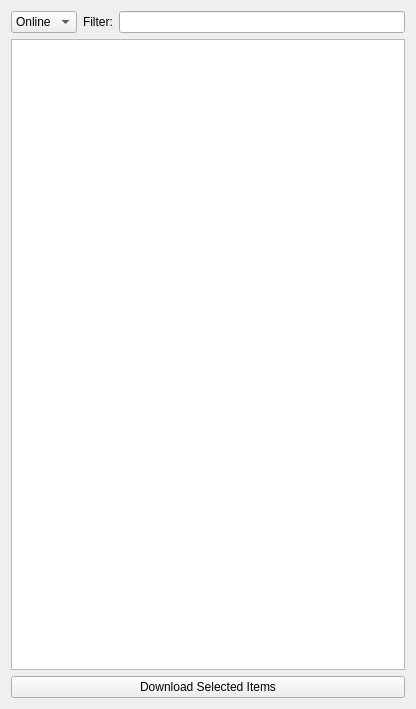
Before: the Qt Designer form dqmfiledownloader/dqmfiledownloader.ui in CMSTrackerDPG/QTBrowser, drawn with Qt 5.
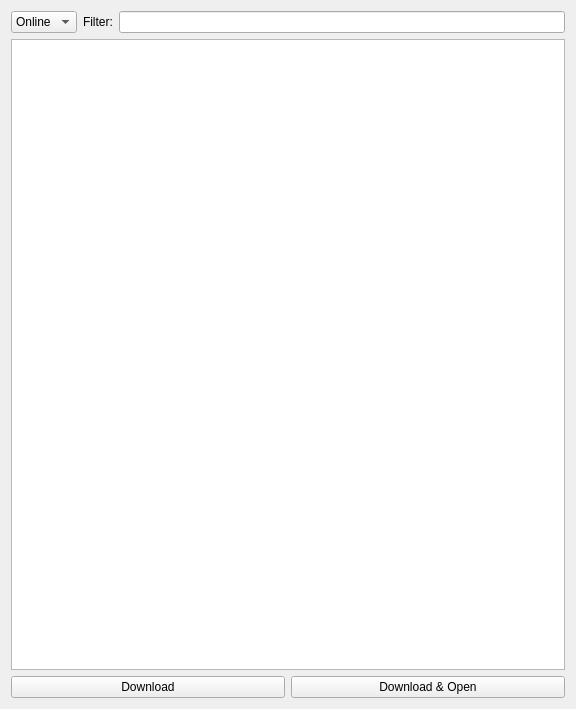
After: the same form once the commit is applied.

```diff
--- a/dqmfiledownloader/dqmfiledownloader.ui
+++ b/dqmfiledownloader/dqmfiledownloader.ui
@@ -6,7 +6,7 @@
    <rect>
     <x>0</x>
     <y>0</y>
-    <width>416</width>
+    <width>576</width>
     <height>709</height>
    </rect>
   </property>
@@ -55,11 +55,22 @@
     <widget class="QListView" name="listView"/>
    </item>
    <item>
+    <layout class="QHBoxLayout" name="horizontalLayout_2">
+     <item>
     <widget class="QPushButton" name="pushButton">
      <property name="text">
-      <string>Download Selected Items</string>
-     </property>
-    </widget>
+        <string>Download</string>
+       </property>
+      </widget>
+     </item>
+     <item>
+      <widget class="QPushButton" name="pushButton_2">
+       <property name="text">
+        <string>Download &amp;&amp; Open</string>
+       </property>
+      </widget>
+     </item>
+    </layout>
    </item>
   </layout>
   <action name="actionPreferences">
```
Lines whose indentation alone changed are shown as unchanged.
